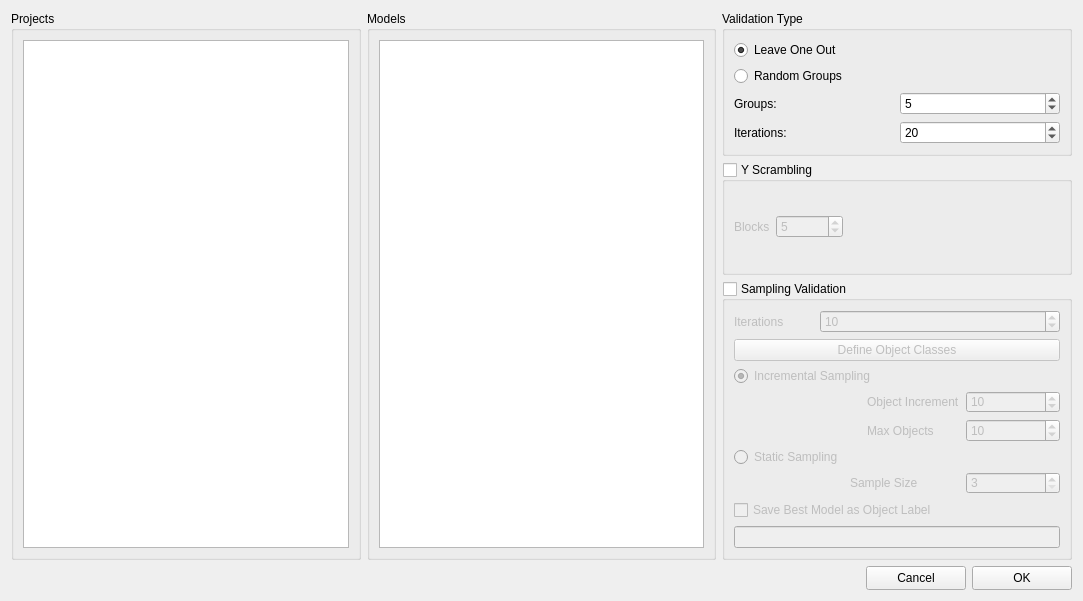
Qt form src/Dialogs/ValidatorDialog.ui (gmrandazzo/QStudioMetrics) before a commit.
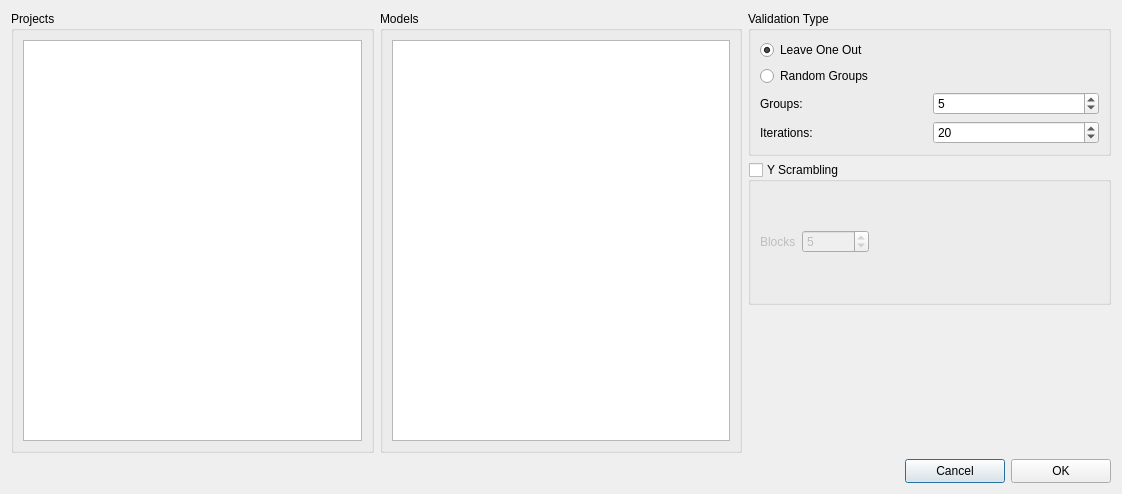
The same form after that commit.

Diff of the .ui file:
```diff
--- a/src/Dialogs/ValidatorDialog.ui
+++ b/src/Dialogs/ValidatorDialog.ui
@@ -9,8 +9,8 @@
    <rect>
     <x>0</x>
     <y>0</y>
-    <width>1083</width>
-    <height>601</height>
+    <width>1122</width>
+    <height>494</height>
    </rect>
   </property>
   <property name="sizePolicy">
@@ -224,245 +224,6 @@
      </layout>
     </widget>
    </item>
-   <item row="2" column="2">
-    <widget class="QGroupBox" name="SampleValidationGroupBox">
-     <property name="title">
-      <string>Sampling Validation</string>
-     </property>
-     <property name="checkable">
-      <bool>true</bool>
-     </property>
-     <property name="checked">
-      <bool>false</bool>
-     </property>
-     <layout class="QGridLayout" name="gridLayout_10">
-      <item row="0" column="0">
-       <widget class="QLabel" name="label_3">
-        <property name="minimumSize">
-         <size>
-          <width>80</width>
-          <height>22</height>
-         </size>
-        </property>
-        <property name="maximumSize">
-         <size>
-          <width>80</width>
-          <height>16777215</height>
-         </size>
-        </property>
-        <property name="text">
-         <string>Iterations</string>
-        </property>
-       </widget>
-      </item>
-      <item row="0" column="1">
-       <widget class="QSpinBox" name="SamplingValidationIteration">
-        <property name="minimumSize">
-         <size>
-          <width>94</width>
-          <height>22</height>
-         </size>
-        </property>
-        <property name="minimum">
-         <number>1</number>
-        </property>
-        <property name="maximum">
-         <number>999999999</number>
-        </property>
-        <property name="singleStep">
-         <number>5</number>
-        </property>
-        <property name="value">
-         <number>10</number>
-        </property>
-       </widget>
-      </item>
-      <item row="1" column="0" colspan="2">
-       <widget class="QPushButton" name="defineObjectClassesButton">
-        <property name="text">
-         <string>Define Object Classes</string>
-        </property>
-       </widget>
-      </item>
-      <item row="2" column="0" colspan="2">
-       <layout class="QGridLayout" name="gridLayout_9">
-        <item row="0" column="0" colspan="2">
-         <widget class="QRadioButton" name="IncrementalSampling">
-          <property name="maximumSize">
-           <size>
-            <width>241</width>
-            <height>18</height>
-           </size>
-          </property>
-          <property name="text">
-           <string>Incremental Sampling</string>
-          </property>
-          <property name="checked">
-           <bool>true</bool>
-          </property>
-         </widget>
-        </item>
-        <item row="1" column="0">
-         <spacer name="horizontalSpacer_5">
-          <property name="orientation">
-           <enum>Qt::Horizontal</enum>
-          </property>
-          <property name="sizeType">
-           <enum>QSizePolicy::Fixed</enum>
-          </property>
-          <property name="sizeHint" stdset="0">
-           <size>
-            <width>18</width>
-            <height>20</height>
-           </size>
-          </property>
-         </spacer>
-        </item>
-        <item row="1" column="1">
-         <layout class="QGridLayout" name="gridLayout_7">
-          <item row="0" column="0">
-           <widget class="QLabel" name="label_4">
-            <property name="text">
-             <string>Object Increment</string>
-            </property>
-           </widget>
-          </item>
-          <item row="0" column="1">
-           <widget class="QSpinBox" name="DynamicSampleObjInc">
-            <property name="minimumSize">
-             <size>
-              <width>94</width>
-              <height>22</height>
-             </size>
-            </property>
-            <property name="maximumSize">
-             <size>
-              <width>94</width>
-              <height>22</height>
-             </size>
-            </property>
-            <property name="minimum">
-             <number>1</number>
-            </property>
-            <property name="maximum">
-             <number>999999999</number>
-            </property>
-            <property name="value">
-             <number>10</number>
-            </property>
-           </widget>
-          </item>
-          <item row="1" column="0">
-           <widget class="QLabel" name="label_7">
-            <property name="text">
-             <string>Max Objects</string>
-            </property>
-           </widget>
-          </item>
-          <item row="1" column="1">
-           <widget class="QSpinBox" name="DynamicSampleMaxObj">
-            <property name="minimumSize">
-             <size>
-              <width>94</width>
-              <height>22</height>
-             </size>
-            </property>
-            <property name="minimum">
-             <number>1</number>
-            </property>
-            <property name="maximum">
-             <number>999999999</number>
-            </property>
-            <property name="singleStep">
-             <number>5</number>
-            </property>
-            <property name="value">
-             <number>10</number>
-            </property>
-           </widget>
-          </item>
-         </layout>
-        </item>
-       </layout>
-      </item>
-      <item row="3" column="0" colspan="2">
-       <layout class="QGridLayout" name="gridLayout_8">
-        <item row="0" column="0" colspan="2">
-         <widget class="QRadioButton" name="StaticSampling">
-          <property name="maximumSize">
-           <size>
-            <width>233</width>
-            <height>18</height>
-           </size>
-          </property>
-          <property name="text">
-           <string>Static Sampling</string>
-          </property>
-         </widget>
-        </item>
-        <item row="1" column="0">
-         <spacer name="horizontalSpacer_2">
-          <property name="orientation">
-           <enum>Qt::Horizontal</enum>
-          </property>
-          <property name="sizeType">
-           <enum>QSizePolicy::Fixed</enum>
-          </property>
-          <property name="sizeHint" stdset="0">
-           <size>
-            <width>18</width>
-            <height>20</height>
-           </size>
-          </property>
-         </spacer>
-        </item>
-        <item row="1" column="1">
-         <widget class="QLabel" name="label_2">
-          <property name="minimumSize">
-           <size>
-            <width>95</width>
-            <height>22</height>
-           </size>
-          </property>
-          <property name="text">
-           <string>Sample Size</string>
-          </property>
-         </widget>
-        </item>
-        <item row="1" column="2">
-         <widget class="QSpinBox" name="StaticSampleSize">
-          <property name="minimumSize">
-           <size>
-            <width>94</width>
-            <height>22</height>
-           </size>
-          </property>
-          <property name="maximumSize">
-           <size>
-            <width>94</width>
-            <height>22</height>
-           </size>
-          </property>
-          <property name="minimum">
-           <number>3</number>
-          </property>
-         </widget>
-        </item>
-       </layout>
-      </item>
-      <item row="4" column="0" colspan="2">
-       <widget class="QCheckBox" name="saveBestModelObjLabel">
-        <property name="text">
-         <string>Save Best Model as Object Label</string>
-        </property>
-       </widget>
-      </item>
-      <item row="5" column="0" colspan="2">
-       <widget class="QLineEdit" name="labelName"/>
-      </item>
-     </layout>
-    </widget>
-   </item>
    <item row="3" column="0" colspan="3">
     <layout class="QGridLayout" name="gridLayout">
      <item row="0" column="0">
```
